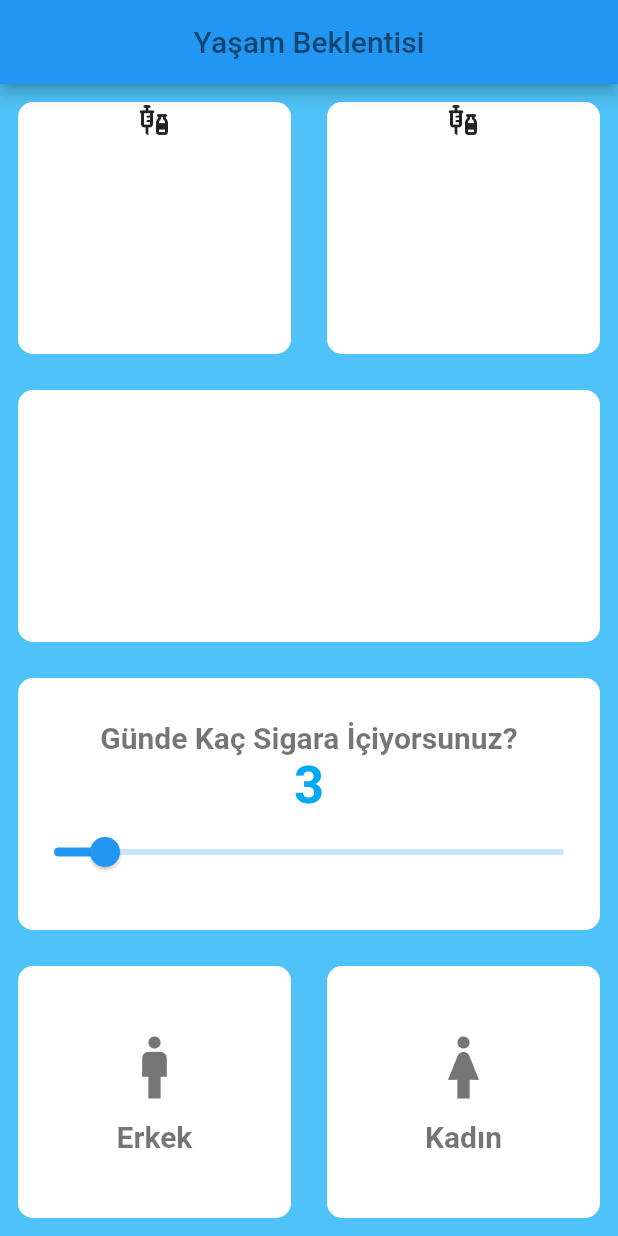
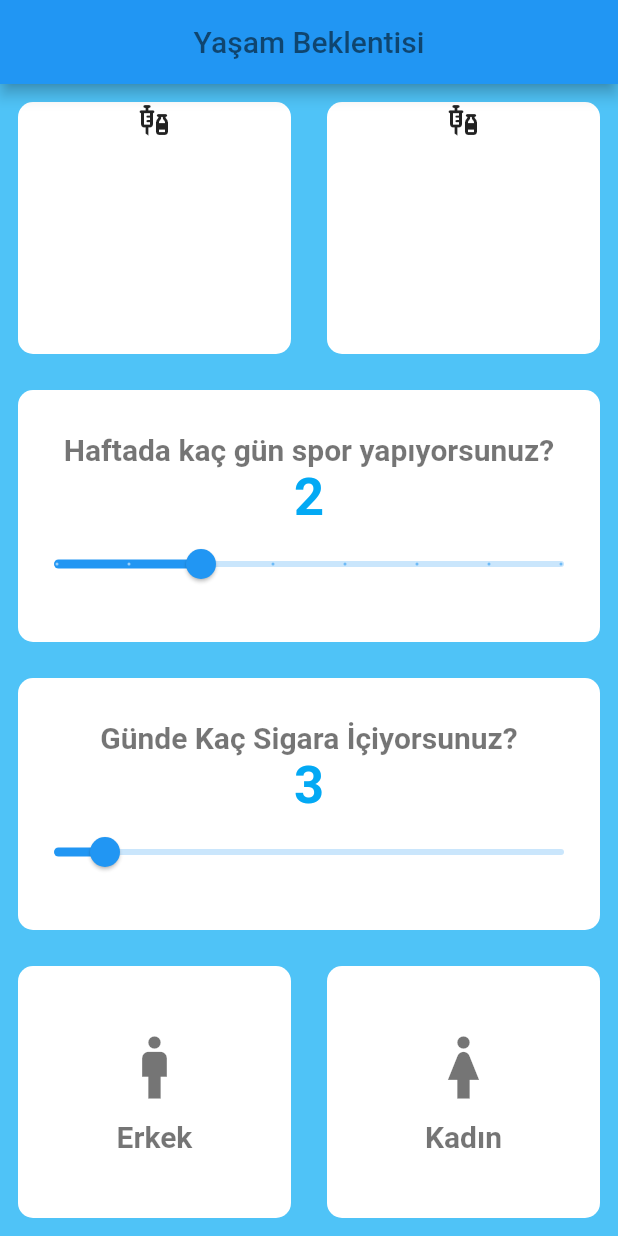
Before and after one commit to IzzetMustafaoglu/Life_uygulamasi, a Flutter app: the screen it shows after launch, on a phone screen of 412 x 824 dp. Run offline on Flutter 3.47's test engine with Material 2 defaults, Android fonts, the phone set to English and light mode, and no system bars.

Commit message:
spor gunleri eklendi

```diff
--- a/lib/input_page.dart
+++ b/lib/input_page.dart
@@ -12,6 +12,7 @@ class _MyHomePageState extends State<InputPage> {
   int _counter = 0;
   late bool seciliCinsiyet;
   double icilenSigara=3;
+  double sporGunu = 2;
 
   void _incrementCounter() {
     setState(() {
@@ -70,6 +71,29 @@ class _MyHomePageState extends State<InputPage> {
           ),
           Expanded(
             child: Container(
+              child: Column(
+                mainAxisAlignment: MainAxisAlignment.center,
+                children: [
+                  Text(
+                    "Haftada kaç gün spor yapıyorsunuz?",
+                    style: TextStyle(color: Colors.black54,fontSize: 20,fontWeight: FontWeight.bold),
+                  ),
+                  Text(
+                    sporGunu.round().toString(),
+                    style: TextStyle(color: Colors.lightBlue,fontSize: 35,fontWeight: FontWeight.bold),),
+                  Slider(
+                      min: 0,
+                      max: 7,
+                      divisions: 7,
+                      value: sporGunu,
+                      onChanged: (double newValue){
+                        setState(() {
+                          sporGunu = newValue;
+                        });
+                      }
+                  ),
+                ],
+              ),
               margin: EdgeInsets.all(12.0),
               decoration: BoxDecoration(borderRadius: BorderRadius.circular(10.0),color: Colors.white,),
             ),
```
